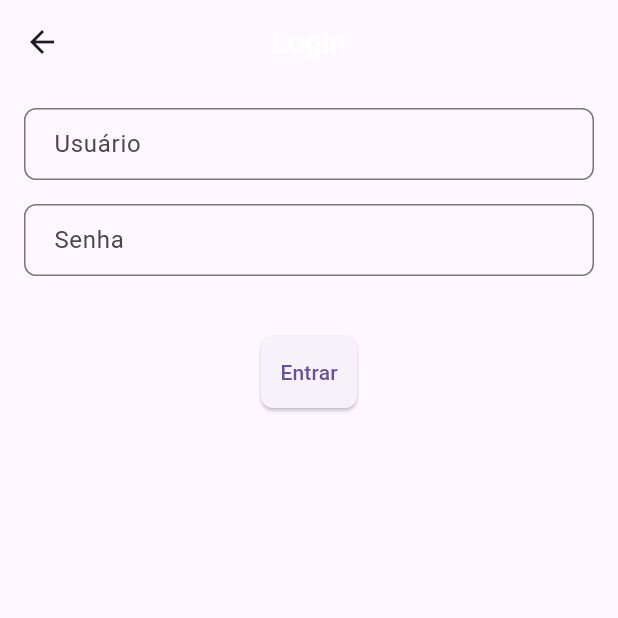
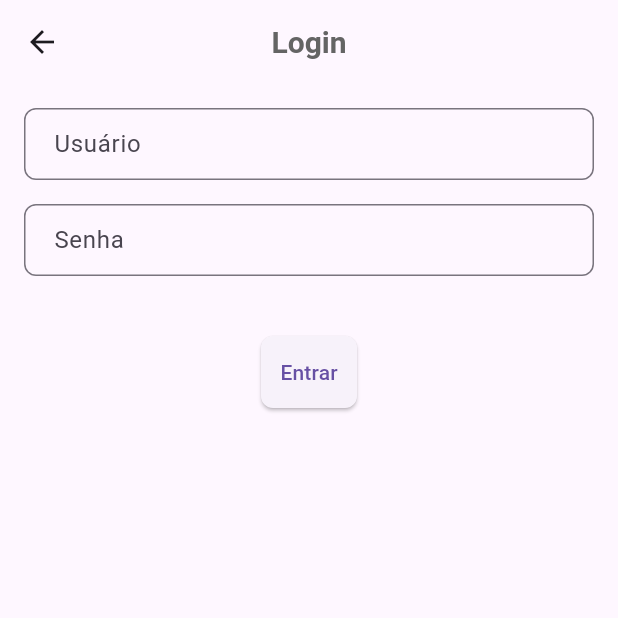
Before and after one commit to leandrolauren/FinanceAppFluuter, a Flutter app: the screen it shows after launch, on a phone screen of 412 x 824 dp, the top half of it. Run offline on Flutter 3.47's test engine with Material 3 defaults, Android fonts, the phone set to English and light mode, and no system bars; our stand-ins replace data_table_2, fl_chart, shared_preferences.

Commit message:
ajustando cor do titulo no tema claro

```diff
--- a/lib/main.dart
+++ b/lib/main.dart
@@ -62,7 +62,7 @@ class FinanceApp extends StatelessWidget {
         titleTextStyle: TextStyle(
           fontSize: 20,
           fontWeight: FontWeight.bold,
-          color: Colors.white,
+          color: const Color.fromARGB(255, 100, 100, 100),
         ),
       ),
       inputDecorationTheme: InputDecorationTheme(
```
